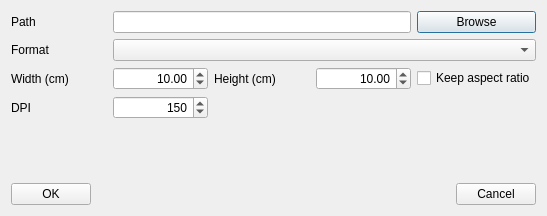
Before: the Qt Designer form src/gui/exportplottoimagedialog.ui in echmet/CEval, drawn with Qt 5.
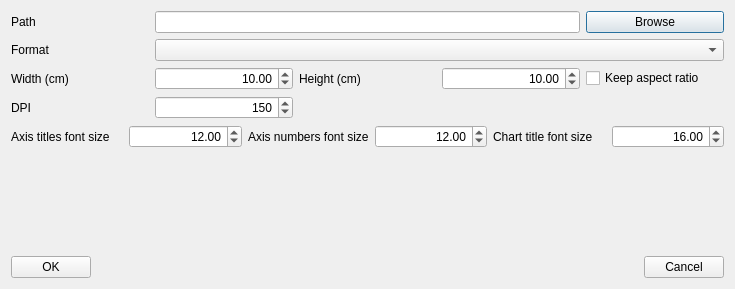
After: the same form once the commit is applied.

Commit message: Makefont sizes of plot axes, axes numbers and chart title adjustable

```diff
--- a/src/gui/exportplottoimagedialog.ui
+++ b/src/gui/exportplottoimagedialog.ui
@@ -6,8 +6,8 @@
    <rect>
     <x>0</x>
     <y>0</y>
-    <width>547</width>
-    <height>216</height>
+    <width>735</width>
+    <height>289</height>
    </rect>
   </property>
   <property name="windowTitle">
@@ -121,6 +121,82 @@
      </item>
     </layout>
    </item>
+   <item>
+    <layout class="QGridLayout" name="gridLayout_2">
+     <item row="0" column="1">
+      <widget class="QDoubleSpinBox" name="qspbox_axisTitlesFontSize">
+       <property name="alignment">
+        <set>Qt::AlignRight|Qt::AlignTrailing|Qt::AlignVCenter</set>
+       </property>
+       <property name="minimum">
+        <double>1.000000000000000</double>
+       </property>
+       <property name="maximum">
+        <double>9999999.000000000000000</double>
+       </property>
+       <property name="value">
+        <double>12.000000000000000</double>
+       </property>
+      </widget>
+     </item>
+     <item row="0" column="2">
+      <widget class="QLabel" name="ql_axisNumbersFontSize">
+       <property name="text">
+        <string>Axis numbers font size</string>
+       </property>
+      </widget>
+     </item>
+     <item row="0" column="3">
+      <widget class="QDoubleSpinBox" name="qspbox_axisNumbersFontSize">
+       <property name="alignment">
+        <set>Qt::AlignRight|Qt::AlignTrailing|Qt::AlignVCenter</set>
+       </property>
+       <property name="minimum">
+        <double>1.000000000000000</double>
+       </property>
+       <property name="maximum">
+        <double>9999999.000000000000000</double>
+       </property>
+       <property name="singleStep">
+        <double>1.000000000000000</double>
+       </property>
+       <property name="value">
+        <double>12.000000000000000</double>
+       </property>
+      </widget>
+     </item>
+     <item row="0" column="0">
+      <widget class="QLabel" name="ql_axisTitlesFontSize">
+       <property name="text">
+        <string>Axis titles font size</string>
+       </property>
+      </widget>
+     </item>
+     <item row="0" column="4">
+      <widget class="QLabel" name="ql_chartTitleFontSize">
+       <property name="text">
+        <string>Chart title font size</string>
+       </property>
+      </widget>
+     </item>
+     <item row="0" column="5">
+      <widget class="QDoubleSpinBox" name="qspbox_chartTitleFontSize">
+       <property name="alignment">
+        <set>Qt::AlignRight|Qt::AlignTrailing|Qt::AlignVCenter</set>
+       </property>
+       <property name="minimum">
+        <double>1.000000000000000</double>
+       </property>
+       <property name="maximum">
+        <double>9999999.000000000000000</double>
+       </property>
+       <property name="value">
+        <double>16.000000000000000</double>
+       </property>
+      </widget>
+     </item>
+    </layout>
+   </item>
    <item>
     <spacer name="verticalSpacer">
      <property name="orientation">
```
Left out of the diff: 36 changed lines with no effect on the pictures. The commit also changes 3 other files.
